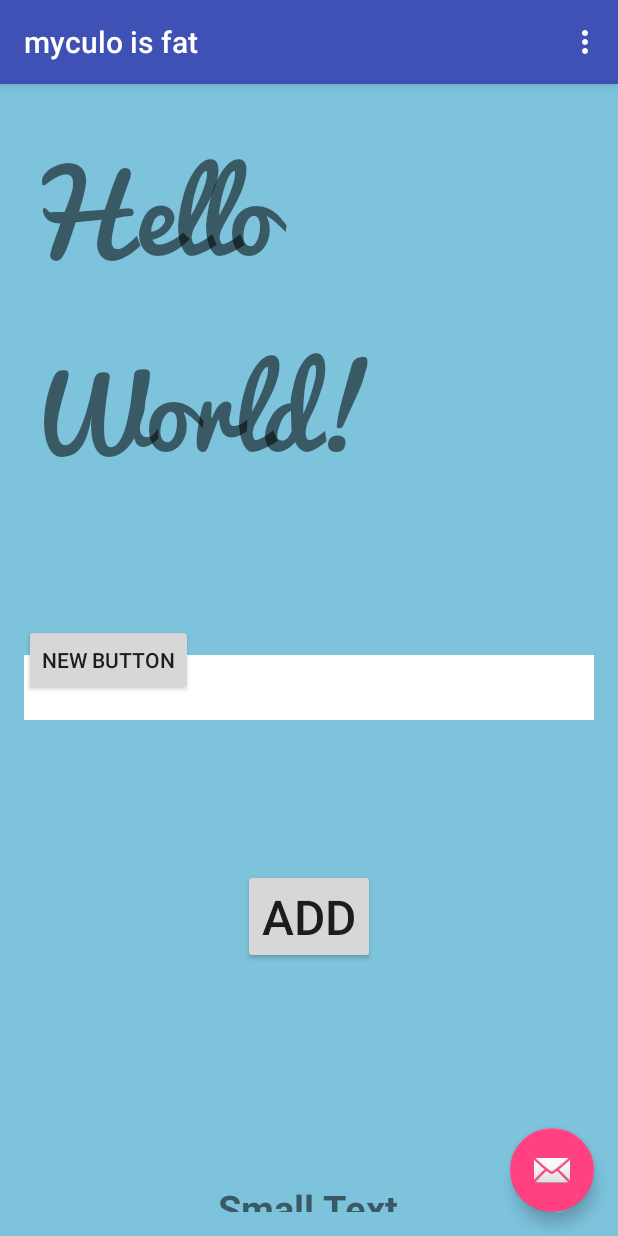
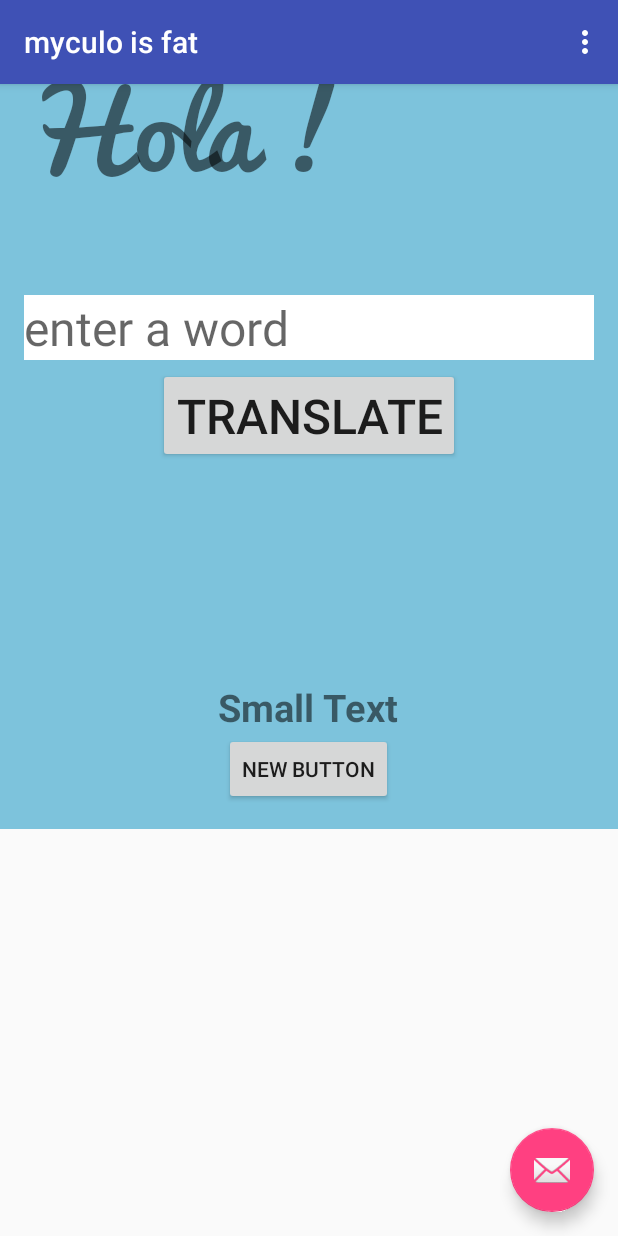
Before and after one commit to olmerchavarria2015/SpanishApp, an Android app: the screen it shows after launch (MainActivity), on a phone screen of 412 x 824 dp. Run offline under Robolectric (Android 15) with nearby library versions, the phone set to English and light mode, and no system bars.

Commit message:
Layout configure to different screen dimentions

```diff
--- a/app/src/main/res/layout/content_main.xml
+++ b/app/src/main/res/layout/content_main.xml
@@ -1,7 +1,13 @@
 <?xml version="1.0" encoding="utf-8"?>
-<RelativeLayout xmlns:android="http://schemas.android.com/apk/res/android"
+<ScrollView xmlns:android="http://schemas.android.com/apk/res/android"
+    android:layout_width="match_parent"
+    android:layout_height="match_parent"
+    >
+
+    <LinearLayout xmlns:android="http://schemas.android.com/apk/res/android"
         xmlns:app="http://schemas.android.com/apk/res-auto"
         xmlns:tools="http://schemas.android.com/tools"
+        android:orientation="vertical"
         android:layout_width="match_parent"
         android:layout_height="match_parent"
         android:paddingBottom="@dimen/activity_vertical_margin"
@@ -16,8 +22,8 @@
         <TextView
             android:layout_width="wrap_content"
             android:layout_height="wrap_content"
-        android:text="Hello World!"
-        android:textSize="70dp"
+            android:text="Hola !"
+            android:textSize="70sp"
             android:id="@+id/textView"
             android:textStyle="bold"
             android:typeface="serif" />
@@ -29,24 +35,22 @@
             android:layout_height="wrap_content"
             android:id="@+id/editText3"
             android:maxLength="15"
-
             android:background="#FFFFFF"
-
             android:textSize="32dp"
             android:layout_centerHorizontal="true"
-        android:layout_marginTop="103dp"
-        android:layout_below="@+id/textView" />
+            android:layout_marginTop="50dp"
+            android:layout_below="@+id/textView"
+            android:hint="enter a word" />
 
         <Button
             android:layout_width="wrap_content"
             android:layout_height="wrap_content"
-        android:text="ADD"
-        android:textSize="32dp"
+            android:text="translate"
+            android:textSize="32sp"
             android:id="@+id/button"
-        android:layout_below="@+id/editText3"
-        android:layout_centerHorizontal="true"
-        android:layout_marginTop="99dp"
-        android:onClick="ButtonClicked" />
+            android:layout_marginTop="5dp"
+            android:onClick="ButtonClicked"
+            android:layout_gravity="top|center_horizontal" />
 
         <TextView
             android:layout_width="wrap_content"
@@ -58,7 +62,8 @@
             android:layout_below="@+id/button"
             android:layout_centerHorizontal="true"
             android:layout_marginTop="145dp"
-        android:textSize="25dp" />
+            android:textSize="25dp"
+            android:layout_gravity="center_horizontal" />
 
         <Button
             style="?android:attr/buttonStyleSmall"
@@ -69,6 +74,8 @@
             android:layout_centerVertical="true"
             android:layout_alignParentLeft="true"
             android:layout_alignParentStart="true"
-        android:onClick="SonidoPlay" />
+            android:onClick="SonidoPlay"
+            android:layout_gravity="center_horizontal" />
 
-</RelativeLayout>
+    </LinearLayout>
+</ScrollView>
```
Lines whose indentation alone changed are shown as unchanged.
